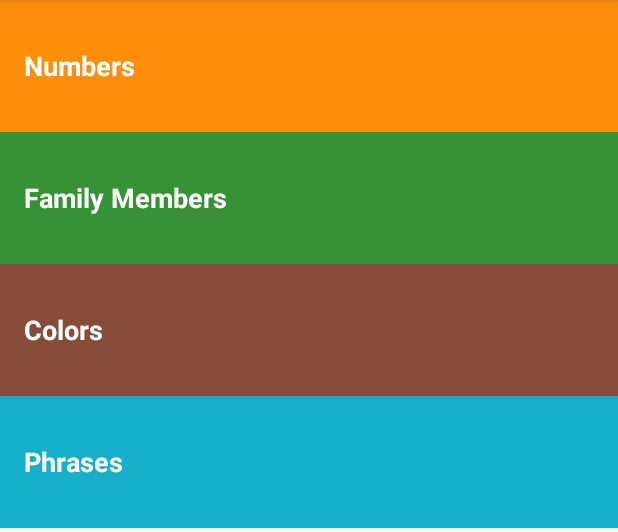
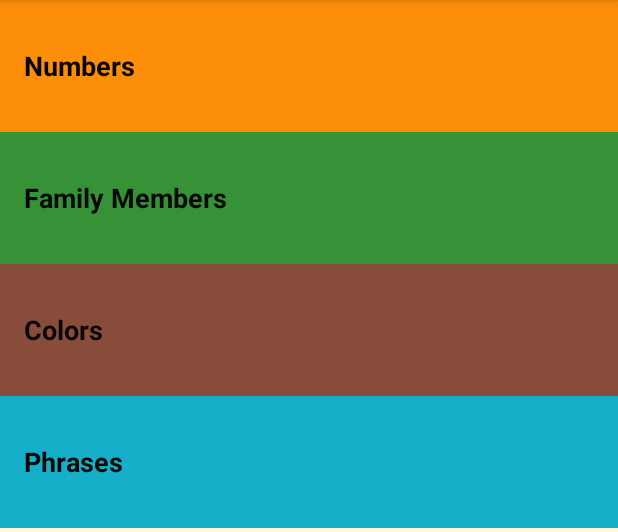
Before and after one commit to rohitsingh23012002/Miwok-App-master, an Android app: the screen it shows after launch (MainActivity), on a phone screen of 412 x 824 dp, the part 84-616 px from its top. Run offline under Robolectric (Android 15) with nearby library versions, the phone set to English and light mode, and no system bars.

Commit message:
all functionalities added

```diff
--- /dev/null
+++ b/app/src/main/res/drawable/ic_baseline_play_arrow_24.xml
@@ -0,0 +1,5 @@
+<vector android:height="24dp" android:tint="#EEE8E8"
+    android:viewportHeight="24" android:viewportWidth="24"
+    android:width="24dp" xmlns:android="http://schemas.android.com/apk/res/android">
+    <path android:fillColor="@android:color/white" android:pathData="M8,5v14l11,-7z"/>
+</vector>
--- a/app/src/main/res/layout/activity_main.xml
+++ b/app/src/main/res/layout/activity_main.xml
@@ -1,6 +1,5 @@
 <?xml version="1.0" encoding="utf-8"?>
-<LinearLayout
-    xmlns:android="http://schemas.android.com/apk/res/android"
+<LinearLayout xmlns:android="http://schemas.android.com/apk/res/android"
     xmlns:tools="http://schemas.android.com/tools"
     android:layout_width="match_parent"
     android:layout_height="match_parent"
@@ -9,31 +8,59 @@
 
     tools:context="com.example.android.miwok.MainActivity">
 
+    <FrameLayout
+        android:layout_width="match_parent"
+        android:layout_height="wrap_content"
+        android:background="@color/category_numbers">
+
         <TextView
             android:id="@+id/numbers"
             style="@style/CategoryStyle"
-       android:background="@color/category_numbers"
-       android:text="@string/category_numbers"/>
+            android:background="?android:attr/selectableItemBackground"
+            android:text="@string/category_numbers"
+            android:textColor="#070707" />
         <!--       android:onClick="openNumberList"-->
         <!--       />-->
+    </FrameLayout>
+
+    <FrameLayout
+        android:layout_width="match_parent"
+        android:layout_height="wrap_content"
+        android:background="@color/category_family">
 
 
         <TextView
             android:id="@+id/family"
             style="@style/CategoryStyle"
-       android:background="@color/category_family"
-       android:text="@string/category_family" />
+            android:background="?android:attr/selectableItemBackground"
+            android:text="@string/category_family"
+            android:textColor="#070707" />
+    </FrameLayout>
+
+    <FrameLayout
+        android:layout_width="match_parent"
+        android:layout_height="wrap_content"
+        android:background="@color/category_colors">
 
         <TextView
             android:id="@+id/colors"
             style="@style/CategoryStyle"
-       android:background="@color/category_colors"
-       android:text="@string/category_colors" />
+            android:background="?android:attr/selectableItemBackground"
+            android:text="@string/category_colors"
+            android:textColor="#070707" />
+    </FrameLayout>
+
+    <FrameLayout
+        android:layout_width="match_parent"
+        android:layout_height="wrap_content"
+        android:background="@color/category_phrases">
 
         <TextView
             android:id="@+id/phrases"
             style="@style/CategoryStyle"
-       android:background="@color/category_phrases"
-       android:text="@string/category_phrases" />
+            android:background="?android:attr/selectableItemBackground"
+            android:text="@string/category_phrases"
+            android:textColor="#070707" />
+    </FrameLayout>
 
 </LinearLayout>
--- a/app/src/main/res/layout/word_list.xml
+++ b/app/src/main/res/layout/word_list.xml
@@ -7,4 +7,5 @@
     android:orientation="vertical"
     tools:context=".NumbersActivity"
     android:id="@+id/list"
-    android:background="@color/tan_background"/>
+    android:background="@color/tan_background"
+    android:drawSelectorOnTop="true" />
```
Also changed, not shown: app/src/main/java/com/example/android/miwok/NumbersActivity.java (+58 -22 lines), app/src/main/res/layout/list_item.xml (+15 -5 lines). Lines whose indentation alone changed are shown as unchanged.
